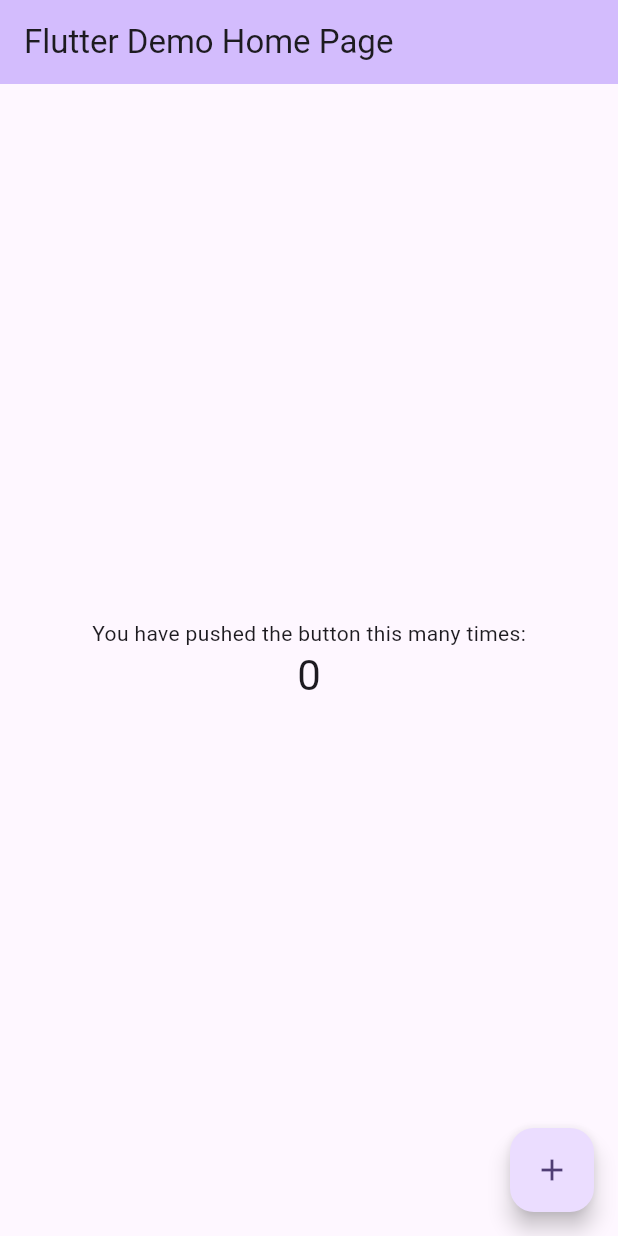
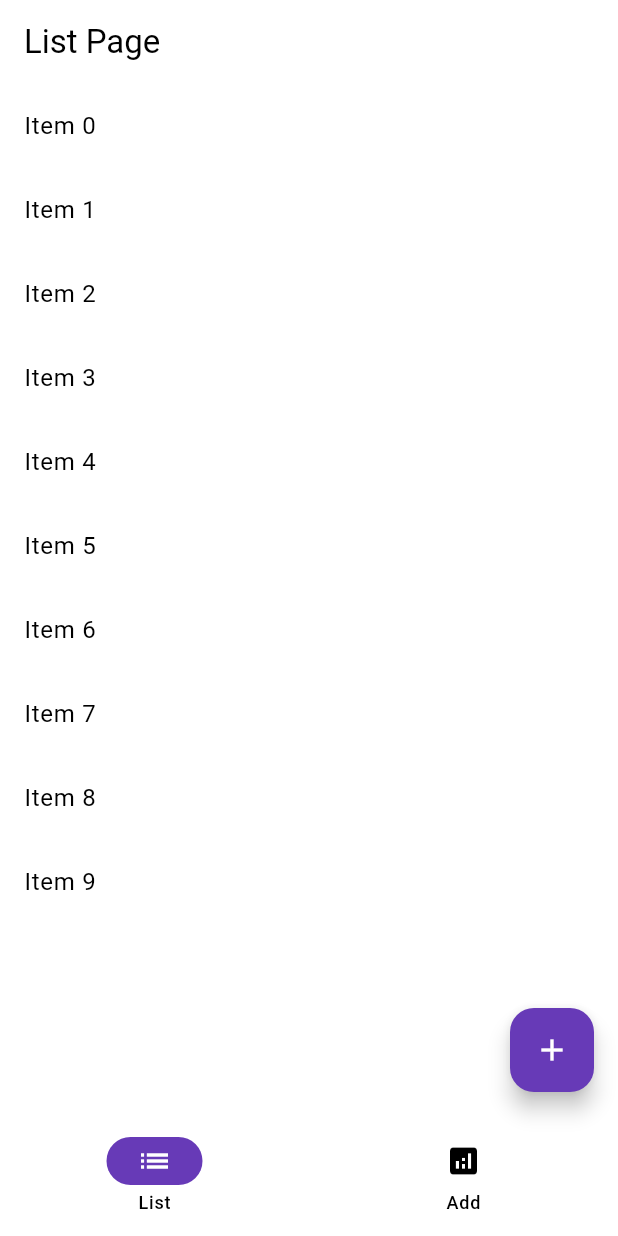
Before and after one commit to tomoyu719/my_strength_log_flutter, a Flutter app: the screen it shows after launch, on a phone screen of 412 x 824 dp. Run offline on Flutter 3.47's test engine with Material 3 defaults, Android fonts, the phone set to English and light mode, and no system bars.

Commit message:
init wireframe

```diff
--- /dev/null
+++ b/lib/app.dart
@@ -0,0 +1,18 @@
+import 'package:flutter/material.dart';
+import 'package:my_strength_log_flutter/home.dart';
+
+class App extends StatelessWidget {
+  const App({super.key});
+
+  @override
+  Widget build(BuildContext context) {
+    return MaterialApp(
+      title: 'Flutter Demo',
+      theme: ThemeData(
+        colorScheme: ColorScheme.fromSwatch(primarySwatch: Colors.deepPurple),
+        useMaterial3: true,
+      ),
+      home: const Home(title: 'Flutter Demo Home Page'),
+    );
+  }
+}
--- /dev/null
+++ b/lib/home.dart
@@ -0,0 +1,46 @@
+import 'package:flutter/material.dart';
+import 'package:my_strength_log_flutter/listpage.dart';
+import 'package:my_strength_log_flutter/statisticspage.dart';
+
+class Home extends StatefulWidget {
+  const Home({super.key, required this.title});
+
+  final String title;
+
+  @override
+  State<Home> createState() => _HomeState();
+}
+
+class _HomeState extends State<Home> {
+  int _currentPageIndex = 0;
+  @override
+  Widget build(BuildContext context) {
+    return Scaffold(
+      // appBar: AppBar
+      bottomNavigationBar: NavigationBar(
+        onDestinationSelected: (int index) {
+          setState(() {
+            _currentPageIndex = index;
+          });
+        },
+        selectedIndex: _currentPageIndex,
+        destinations: const [
+          NavigationDestination(
+            icon: Icon(Icons.list),
+            label: 'List',
+          ),
+          NavigationDestination(
+            icon: Icon(Icons.analytics),
+            label: 'Add',
+          ),
+        ],
+      ),
+      body: [const ListPage(), const Statisticspage()]
+          .elementAt(_currentPageIndex),
+      floatingActionButton: const FloatingActionButton(
+        onPressed: null,
+        child: Icon(Icons.add),
+      ),
+    );
+  }
+}
--- /dev/null
+++ b/lib/listpage.dart
@@ -0,0 +1,31 @@
+import 'package:flutter/material.dart';
+import 'package:my_strength_log_flutter/detailpage.dart';
+
+class ListPage extends StatelessWidget {
+  const ListPage({super.key});
+
+  @override
+  Widget build(BuildContext context) {
+    return Scaffold(
+      appBar: AppBar(
+        title: Text('List Page'),
+      ),
+      body: ListView.builder(
+        itemCount: 10,
+        itemBuilder: (context, index) {
+          return ListTile(
+            title: Text('Item $index'),
+            onTap: () {
+              Navigator.push(
+                context,
+                MaterialPageRoute(
+                  builder: (context) => DetailPage(index: index),
+                ),
+              );
+            },
+          );
+        },
+      ),
+    );
+  }
+}
--- a/lib/main.dart
+++ b/lib/main.dart
@@ -1,125 +1,4 @@
 import 'package:flutter/material.dart';
+import 'package:my_strength_log_flutter/app.dart';
 
-void main() {
-  runApp(const MyApp());
-}
-
-class MyApp extends StatelessWidget {
-  const MyApp({super.key});
-
-  // This widget is the root of your application.
-  @override
-  Widget build(BuildContext context) {
-    return MaterialApp(
-      title: 'Flutter Demo',
-      theme: ThemeData(
-        // This is the theme of your application.
-        //
-        // TRY THIS: Try running your application with "flutter run". You'll see
-        // the application has a purple toolbar. Then, without quitting the app,
-        // try changing the seedColor in the colorScheme below to Colors.green
-        // and then invoke "hot reload" (save your changes or press the "hot
-        // reload" button in a Flutter-supported IDE, or press "r" if you used
-        // the command line to start the app).
-        //
-        // Notice that the counter didn't reset back to zero; the application
-        // state is not lost during the reload. To reset the state, use hot
-        // restart instead.
-        //
-        // This works for code too, not just values: Most code changes can be
-        // tested with just a hot reload.
-        colorScheme: ColorScheme.fromSeed(seedColor: Colors.deepPurple),
-        useMaterial3: true,
-      ),
-      home: const MyHomePage(title: 'Flutter Demo Home Page'),
-    );
-  }
-}
-
-class MyHomePage extends StatefulWidget {
-  const MyHomePage({super.key, required this.title});
-
-  // This widget is the home page of your application. It is stateful, meaning
-  // that it has a State object (defined below) that contains fields that affect
-  // how it looks.
-
-  // This class is the configuration for the state. It holds the values (in this
-  // case the title) provided by the parent (in this case the App widget) and
-  // used by the build method of the State. Fields in a Widget subclass are
-  // always marked "final".
-
-  final String title;
-
-  @override
-  State<MyHomePage> createState() => _MyHomePageState();
-}
-
-class _MyHomePageState extends State<MyHomePage> {
-  int _counter = 0;
-
-  void _incrementCounter() {
-    setState(() {
-      // This call to setState tells the Flutter framework that something has
-      // changed in this State, which causes it to rerun the build method below
-      // so that the display can reflect the updated values. If we changed
-      // _counter without calling setState(), then the build method would not be
-      // called again, and so nothing would appear to happen.
-      _counter++;
-    });
-  }
-
-  @override
-  Widget build(BuildContext context) {
-    // This method is rerun every time setState is called, for instance as done
-    // by the _incrementCounter method above.
-    //
-    // The Flutter framework has been optimized to make rerunning build methods
-    // fast, so that you can just rebuild anything that needs updating rather
-    // than having to individually change instances of widgets.
-    return Scaffold(
-      appBar: AppBar(
-        // TRY THIS: Try changing the color here to a specific color (to
-        // Colors.amber, perhaps?) and trigger a hot reload to see the AppBar
-        // change color while the other colors stay the same.
-        backgroundColor: Theme.of(context).colorScheme.inversePrimary,
-        // Here we take the value from the MyHomePage object that was created by
-        // the App.build method, and use it to set our appbar title.
-        title: Text(widget.title),
-      ),
-      body: Center(
-        // Center is a layout widget. It takes a single child and positions it
-        // in the middle of the parent.
-        child: Column(
-          // Column is also a layout widget. It takes a list of children and
-          // arranges them vertically. By default, it sizes itself to fit its
-          // children horizontally, and tries to be as tall as its parent.
-          //
-          // Column has various properties to control how it sizes itself and
-          // how it positions its children. Here we use mainAxisAlignment to
-          // center the children vertically; the main axis here is the vertical
-          // axis because Columns are vertical (the cross axis would be
-          // horizontal).
-          //
-          // TRY THIS: Invoke "debug painting" (choose the "Toggle Debug Paint"
-          // action in the IDE, or press "p" in the console), to see the
-          // wireframe for each widget.
-          mainAxisAlignment: MainAxisAlignment.center,
-          children: <Widget>[
-            const Text(
-              'You have pushed the button this many times:',
-            ),
-            Text(
-              '$_counter',
-              style: Theme.of(context).textTheme.headlineMedium,
-            ),
-          ],
-        ),
-      ),
-      floatingActionButton: FloatingActionButton(
-        onPressed: _incrementCounter,
-        tooltip: 'Increment',
-        child: const Icon(Icons.add),
-      ), // This trailing comma makes auto-formatting nicer for build methods.
-    );
-  }
-}
+void main() => runApp(const App());
```
Also changed, not shown: lib/detailpage.dart (added, +19 -0 lines), lib/statisticspage.dart (added, +17 -0 lines), 1 other file.
